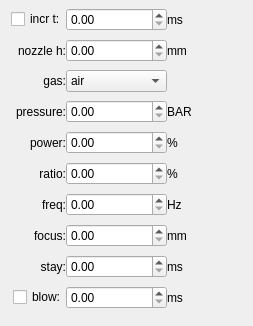
Before: the Qt Designer form craftparam.ui in leileiyang/cutter, drawn with Qt 5.
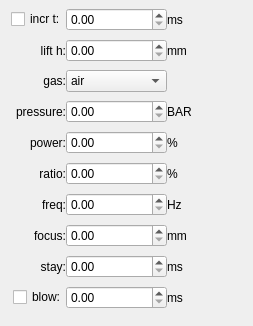
After: the same form once the commit is applied.

What changed in the file:
```diff
--- a/craftparam.ui
+++ b/craftparam.ui
@@ -104,7 +104,7 @@
      <item row="1" column="0">
       <widget class="QLabel" name="label">
        <property name="text">
-        <string>nozzle h:</string>
+        <string>lift h:</string>
        </property>
        <property name="alignment">
         <set>Qt::AlignRight|Qt::AlignTrailing|Qt::AlignVCenter</set>
```
Left out of the diff: 18 changed lines with no effect on the pictures.
